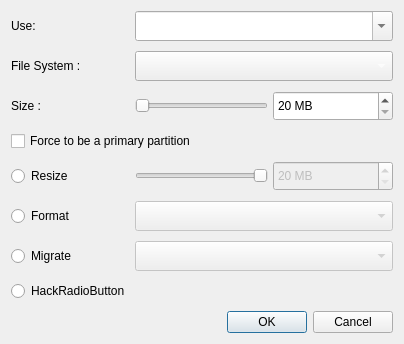
Above: yali/yali/gui/Ui/partition.ui from pisilinux/project before the change. Below: the same form after it.
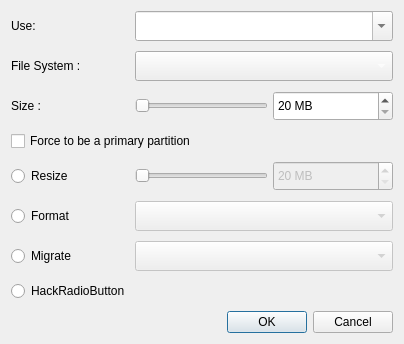
That is the form after the change.

Commit message: change slider direction

Patch:
```diff
--- a/yali/yali/gui/Ui/partition.ui
+++ b/yali/yali/gui/Ui/partition.ui
@@ -118,7 +118,7 @@
       <bool>false</bool>
      </property>
      <property name="layoutDirection">
-      <enum>Qt::RightToLeft</enum>
+      <enum>Qt::LeftToRight</enum>
      </property>
      <property name="styleSheet">
       <string notr="true"/>
```
The commit also changes 1 other file.
